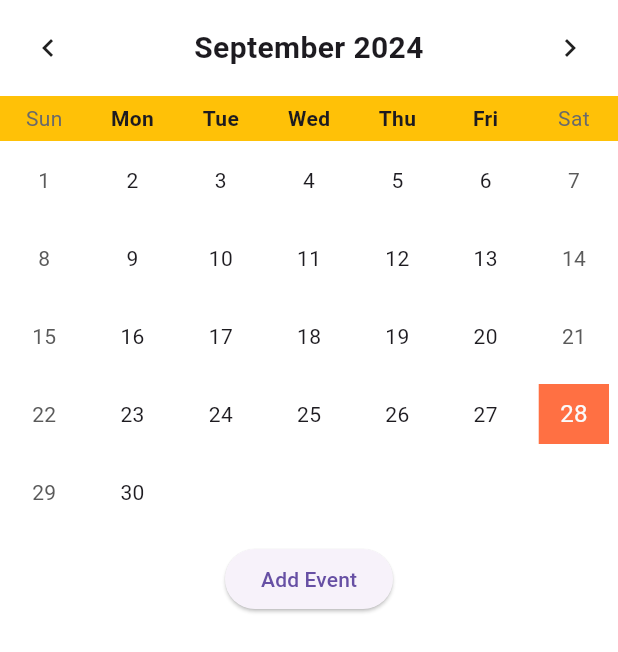
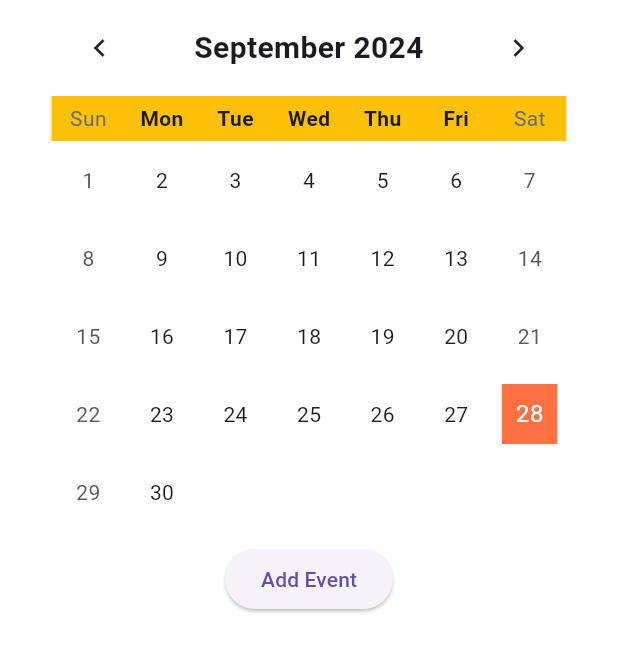
Before and after one commit to nathan-kane/deal_diligence, a Flutter app: the AppointmentCalendarScreen screen opened directly, on a phone screen of 412 x 824 dp. Shown: the top 652 px of the screen. Run offline on Flutter 3.47's test engine with Material 3 defaults, Android fonts, the phone set to English and light mode, and no system bars; drawn by our look-alikes of table_calendar; our stand-ins replace cloud_firestore, dartz, equatable, firebase_auth, firebase_core, flutter_credit_card and 11 more; missing offline and left inert: add_2_calendar, flutter_stripe, googleapis; accounts and stored records are empty.

Commit message:
Added padding to the calendar page

```diff
--- a/lib/screens/appointment_calendar.dart
+++ b/lib/screens/appointment_calendar.dart
@@ -16,6 +16,7 @@ import 'package:deal_diligence/Providers/trxn_provider.dart';
 import 'package:deal_diligence/screens/add_event_screen.dart';
 import 'package:flutter/material.dart';
 import 'package:flutter_riverpod/flutter_riverpod.dart';
+import 'package:flutter_screenutil/flutter_screenutil.dart';
 import 'package:intl/intl.dart';
 import 'package:table_calendar/table_calendar.dart';
 
@@ -270,7 +271,9 @@ class _AppointmentCalendarScreenState
         //appBar: CustomAppBar(),
         backgroundColor: Colors.white,
         resizeToAvoidBottomInset: false,
-        body: Column(
+        body: Padding(
+          padding: EdgeInsets.symmetric(horizontal: 30.sp),
+          child: Column(
             mainAxisSize: MainAxisSize.max,
             children: <Widget>[
               StreamBuilder<QuerySnapshot>(
@@ -339,6 +342,7 @@ class _AppointmentCalendarScreenState
               // Build the event list below the calendar if events exist
               Expanded(child: _buildEventList()),
             ],
+          ),
         ),
       ),
     );
```
Lines whose indentation alone changed are shown as unchanged.
